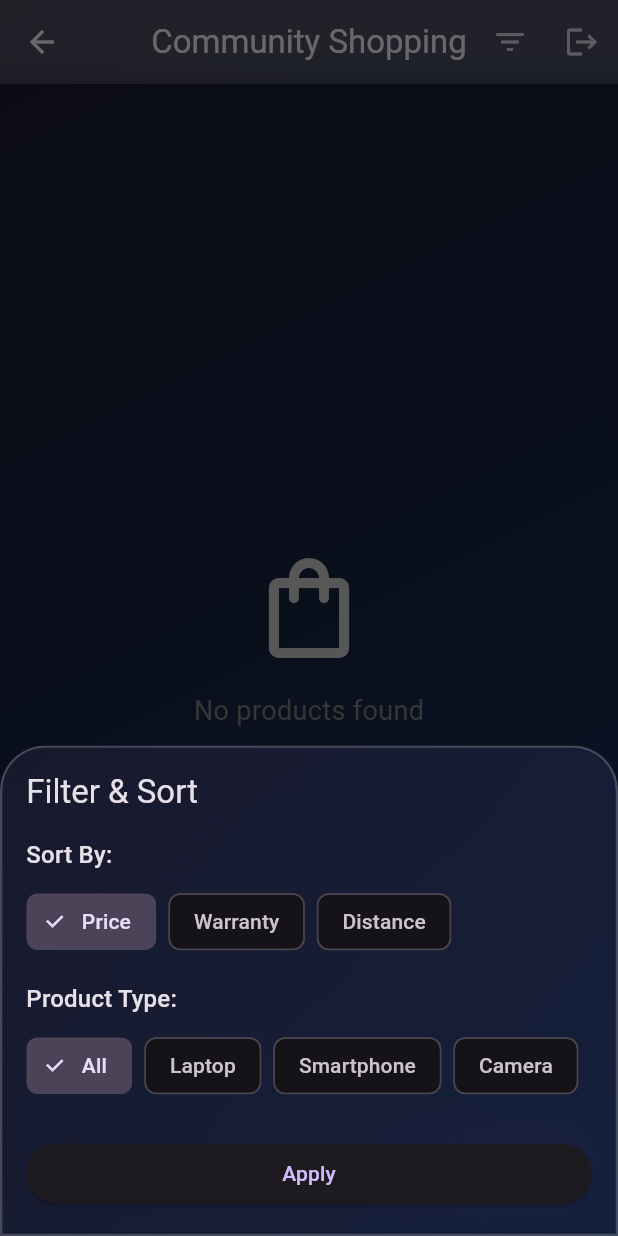
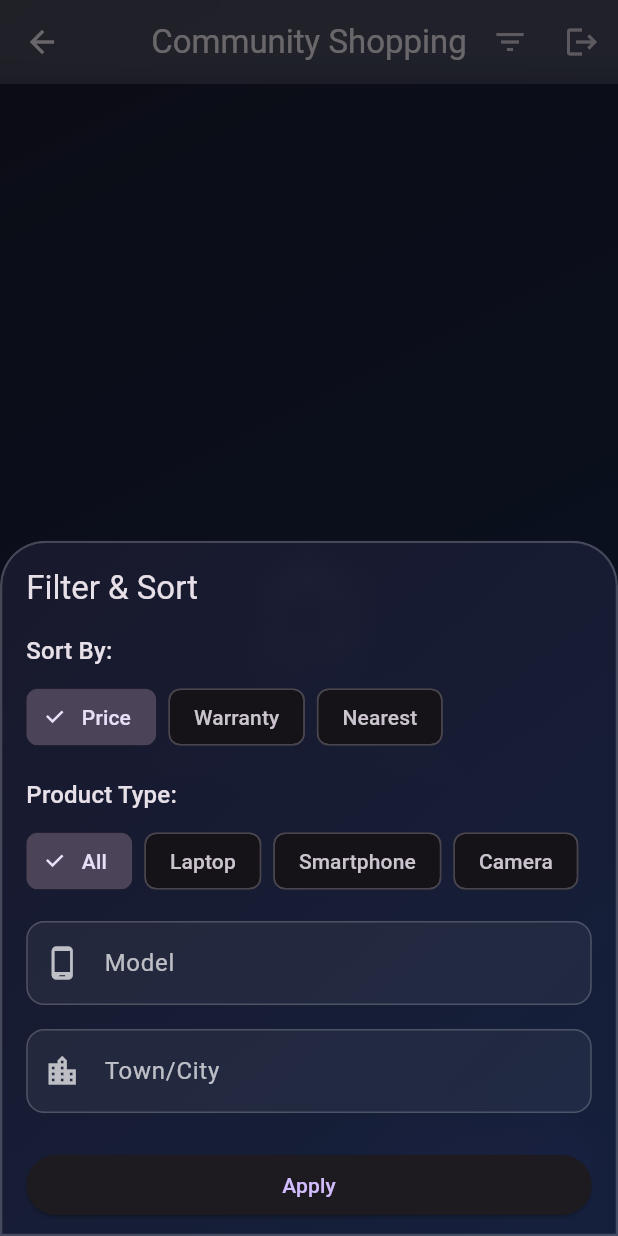
Before and after one commit to ThaminduBandara/community_driven_shopping_app, a Flutter app: the HomeScreen screen opened by its route, after a tap on the "filter list" icon, on a phone screen of 412 x 824 dp. Run offline on Flutter 3.47's test engine with Material 3 defaults, Android fonts, the phone set to English and light mode, and no system bars; our stand-ins replace shared_preferences; accounts and stored records are empty; network calls fail.

Commit message:
Add distance calculation and filtering to product listing; enhance product model and UI for location-based search

```diff
--- a/lib/models/product.dart
+++ b/lib/models/product.dart
@@ -23,6 +23,7 @@ class Product {
   List<Review> reviews;
   double averageRating;
   int reviewCount;
+  double? distance; // Distance from user in km
 
   Product({
     required this.productId,
@@ -43,6 +44,7 @@ class Product {
     this.reviews = const [],
     this.averageRating = 0.0,
     this.reviewCount = 0,
+    this.distance,
   });
 
   static const String baseUrl = "http://localhost:8080/api/products";
--- a/lib/providers/product_provider.dart
+++ b/lib/providers/product_provider.dart
@@ -46,6 +46,8 @@ class ProductProvider with ChangeNotifier {
   void applyFilters({
     String? type,
     String? brand,
+    String? model,
+    String? town,
     double? minPrice,
     double? maxPrice,
     int? minWarranty,
@@ -63,6 +65,18 @@ class ProductProvider with ChangeNotifier {
     if (brand != null && brand.isNotEmpty) {
       _filteredProducts = _filteredProducts
           .where((p) => p.brand.toLowerCase() == brand.toLowerCase())
+          .toList();
+    }
+
+    if (model != null && model.isNotEmpty) {
+      _filteredProducts = _filteredProducts
+          .where((p) => p.model.toLowerCase().contains(model.toLowerCase()))
+          .toList();
+    }
+
+    if (town != null && town.isNotEmpty) {
+      _filteredProducts = _filteredProducts
+          .where((p) => p.shopTown.toLowerCase().contains(town.toLowerCase()))
           .toList();
     }
 
@@ -92,6 +106,7 @@ class ProductProvider with ChangeNotifier {
           _filteredProducts = service.sortByWarranty(_filteredProducts);
           break;
         case 'distance':
+        case 'nearest':
           _filteredProducts = service.sortByDistance(
             _filteredProducts,
             _userLatitude,
--- a/lib/screens/home/home_screen.dart
+++ b/lib/screens/home/home_screen.dart
@@ -18,6 +18,8 @@ class _HomeScreenState extends State<HomeScreen> {
   String _selectedSort = 'price';
   String? _selectedType;
   String? _selectedBrand;
+  String? _selectedModel;
+  String? _selectedTown;
 
   @override
   void initState() {
@@ -37,6 +39,8 @@ class _HomeScreenState extends State<HomeScreen> {
     productProvider.applyFilters(
       type: _selectedType,
       brand: _selectedBrand,
+      model: _selectedModel,
+      town: _selectedTown,
       sortBy: _selectedSort,
     );
   }
@@ -100,10 +104,10 @@ class _HomeScreenState extends State<HomeScreen> {
                         },
                       ),
                       ChoiceChip(
-                        label: const Text('Distance'),
-                        selected: _selectedSort == 'distance',
+                        label: const Text('Nearest'),
+                        selected: _selectedSort == 'nearest' || _selectedSort == 'distance',
                         onSelected: (selected) {
-                          setModalState(() => _selectedSort = 'distance');
+                          setModalState(() => _selectedSort = 'nearest');
                         },
                       ),
                     ],
@@ -145,6 +149,54 @@ class _HomeScreenState extends State<HomeScreen> {
                         },
                       ),
                     ],
+                  ),
+                  const SizedBox(height: 16),
+
+                  // Model Filter
+                  TextField(
+                    style: const TextStyle(color: Colors.white),
+                    decoration: InputDecoration(
+                      labelText: 'Model',
+                      labelStyle: const TextStyle(color: Colors.white70),
+                      hintText: 'e.g., iPhone 15, XPS 15',
+                      hintStyle: TextStyle(color: Colors.white.withOpacity(0.3)),
+                      prefixIcon: const Icon(Icons.phone_android, color: Colors.white70),
+                      border: OutlineInputBorder(
+                        borderRadius: BorderRadius.circular(12),
+                        borderSide: BorderSide(color: Colors.white.withOpacity(0.2)),
+                      ),
+                      enabledBorder: OutlineInputBorder(
+                        borderRadius: BorderRadius.circular(12),
+                        borderSide: BorderSide(color: Colors.white.withOpacity(0.2)),
+                      ),
+                    ),
+                    onChanged: (value) {
+                      setModalState(() => _selectedModel = value.isEmpty ? null : value);
+                    },
+                  ),
+                  const SizedBox(height: 16),
+
+                  // Town/Location Filter
+                  TextField(
+                    style: const TextStyle(color: Colors.white),
+                    decoration: InputDecoration(
+                      labelText: 'Town/City',
+                      labelStyle: const TextStyle(color: Colors.white70),
+                      hintText: 'e.g., Colombo, Kandy',
+                      hintStyle: TextStyle(color: Colors.white.withOpacity(0.3)),
+                      prefixIcon: const Icon(Icons.location_city, color: Colors.white70),
+                      border: OutlineInputBorder(
+                        borderRadius: BorderRadius.circular(12),
+                        borderSide: BorderSide(color: Colors.white.withOpacity(0.2)),
+                      ),
+                      enabledBorder: OutlineInputBorder(
+                        borderRadius: BorderRadius.circular(12),
+                        borderSide: BorderSide(color: Colors.white.withOpacity(0.2)),
+                      ),
+                    ),
+                    onChanged: (value) {
+                      setModalState(() => _selectedTown = value.isEmpty ? null : value);
+                    },
                   ),
                   const SizedBox(height: 24),
 
@@ -431,7 +483,9 @@ class ProductCard extends StatelessWidget {
                         const SizedBox(width: 4),
                         Expanded(
                           child: Text(
-                            product.shopName,
+                            product.distance != null
+                                ? '${product.shopTown} (${product.distance!.toStringAsFixed(1)} km away)'
+                                : product.shopName,
                             style: const TextStyle(fontSize: 12),
                             maxLines: 1,
                             overflow: TextOverflow.ellipsis,
```
Also changed, not shown: 1 other file.
